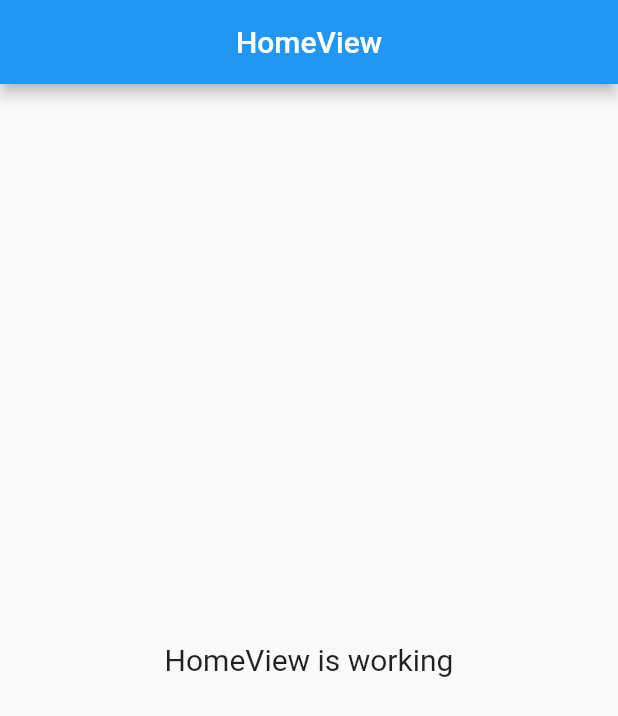
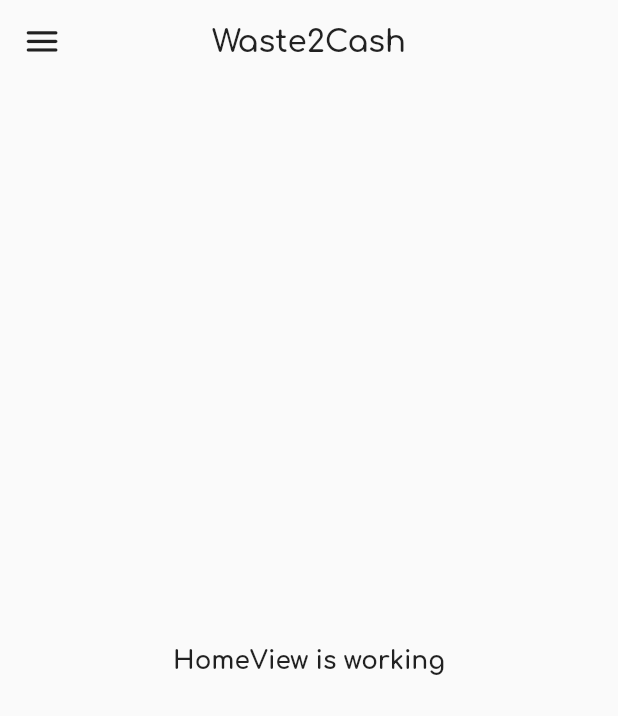
Before and after one commit to ShJavokhir/Dont-Waste, a Flutter app: the screen it shows after launch, on a phone screen of 412 x 824 dp. Shown: the top 716 px of the screen. Run offline on Flutter 3.47's test engine with Material 2 defaults, Android fonts, the phone set to English and light mode, and no system bars; our stand-ins replace get, google_fonts, sizer.

Commit message:
failed idea

```diff
--- a/lib/app/modules/home/views/home_view.dart
+++ b/lib/app/modules/home/views/home_view.dart
@@ -9,13 +9,17 @@
   Widget build(BuildContext context) {
     return Scaffold(
       appBar: AppBar(
-        title: Text('HomeView'),
-        centerTitle: true,
+        iconTheme: Theme.of(context).iconTheme,
+        leading: Icon(
+          Icons.menu_rounded,
+        ),
+        title: Text(
+          'Waste2Cash',
+        ),
       ),
       body: Center(
         child: Text(
           'HomeView is working',
-          style: TextStyle(fontSize: 20),
         ),
       ),
     );
--- a/pubspec.yaml
+++ b/pubspec.yaml
@@ -1,4 +1,4 @@
-name: auto2_care
+name: dont_waste
 version: 1.0.0+1
 publish_to: none
 description: A new Flutter project.
@@ -10,6 +10,8 @@
   get: 4.6.1
   flutter:
     sdk: flutter
+  sizer: ^2.0.15
+  google_fonts: ^2.2.0
 
 dev_dependencies:
   flutter_lints: ^1.0.0
```
Also changed, not shown: lib/main.dart (+42 -7 lines), pubspec.lock, 20 other files.
